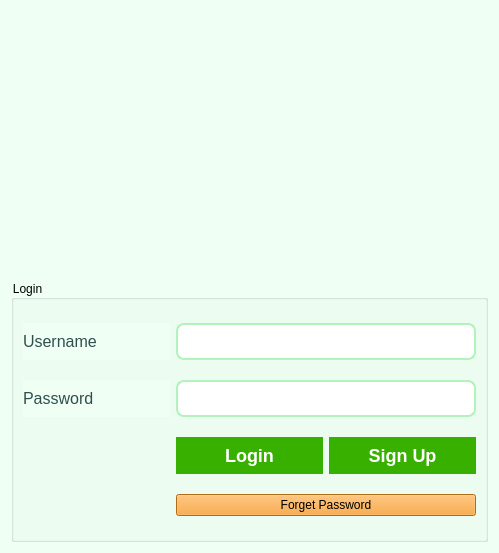
First picture: the form in Login.ui, repository salmajaghoua23/Library, before the edit.
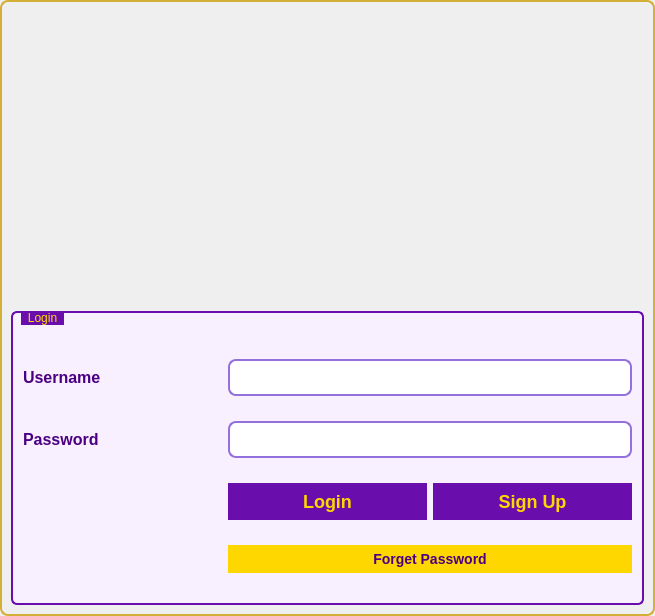
Second picture: the form after the edit. Icons and pictures are not drawn.

```diff
--- a/Login.ui
+++ b/Login.ui
@@ -6,8 +6,8 @@
    <rect>
     <x>0</x>
     <y>0</y>
-    <width>499</width>
-    <height>553</height>
+    <width>655</width>
+    <height>616</height>
    </rect>
   </property>
   <property name="windowTitle">
@@ -15,12 +15,22 @@
   </property>
   <property name="styleSheet">
    <string notr="true">QDialog {
-    background-color: #f0fff4; /* vert très doux, positif */
+    background: qlineargradient(
+        x1:0, y1:0, x2:0, y2:1,
+        stop:0 #F8F0FF,  /* Light lavender */
+        stop:1 #E6E6FA   /* Slightly deeper lavender */
+    );
     font-family: &quot;Segoe UI&quot;, sans-serif;
     font-size: 16px;
-    color: #2f4f4f;
+    color: #4B0082;  /* Deep purple */
+    border: 2px solid #D4AF37;  /* Gold border */
+    border-radius: 8px;
 }
-</string>
+
+QDialog QLabel {
+    color: #6A0DAD;  /* Royal purple for labels */
+    font-weight: 500;
+}</string>
   </property>
   <layout class="QVBoxLayout" name="verticalLayout">
    <item>
@@ -66,10 +76,22 @@
    <item>
     <widget class="QGroupBox" name="loginGroup">
      <property name="styleSheet">
-      <string notr="true">font: 16pt &quot;georgia&quot;;
-border-color: #007200;
-color: black;
-background-color:#f0fff4;</string>
+      <string notr="true">QGroupBox {
+    font: 16pt &quot;Georgia&quot;;
+    border: 2px solid #6A0DAD;  /* Purple border */
+    border-radius: 6px;
+    color: #4B0082;  /* Dark purple text */
+    background-color: #F8F0FF;  /* Light lavender background */
+    padding: 10px;
+}
+
+QGroupBox::title {
+    subcontrol-origin: margin;
+    left: 10px;
+    padding: 0 5px;
+    color: #FFD700;  /* Gold title text */
+    background-color: #6A0DAD;  /* Purple background for title */
+}</string>
      </property>
      <property name="title">
       <string>Login</string>
@@ -81,9 +103,21 @@
          <string notr="true">QLabel {
     font-family: &quot;Segoe UI&quot;, sans-serif;
     font-size: 16px;
-    color: #2f4f4f;
+    color: #4B0082;  /* Violet foncé au lieu de gris */
+    font-weight: 500;  /* Semi-gras pour plus d'élégance */
 }
-</string>
+
+/* Style optionnel pour les labels importants (titre, etc.) */
+QLabel#importantLabel {
+    color: #6A0DAD;  /* Violet royal */
+    font-weight: 600;
+}
+
+/* Style optionnel pour les labels secondaires */
+QLabel.secondary {
+    color: #9370DB;  /* Violet doux */
+    font-size: 14px;
+}</string>
         </property>
         <property name="text">
          <string>Password</string>
@@ -95,23 +129,24 @@
         <property name="styleSheet">
          <string notr="true">QLineEdit {
     background-color: #ffffff;
-    border: 2px solid #b2f2bb;
+    border: 2px solid #9370DB;  /* Violet doux */
     border-radius: 8px;
     padding: 6px 10px;
     font-size: 16px;
-    color: #2f4f4f;
+    color: #2f4f4f;  /* Gris foncé pour le texte */
     transition: all 0.3s ease-in-out;
 }
+
 QLineEdit:hover {
     border: 2px solid #51cf66;
     background-color: #f8f9fa;
 }
+
 QLineEdit:focus {
     border: 2px solid #38d9a9;
     background-color: #ffffff;
-    color: #1b4332;
-}
-</string>
+    color: #4B0082;  /* Violet foncé pour le texte */
+}</string>
         </property>
         <property name="echoMode">
          <enum>QLineEdit::EchoMode::Password</enum>
@@ -124,23 +159,47 @@
          <bool>true</bool>
         </property>
         <property name="styleSheet">
-         <string notr="true">QPushButton {
-    background-color: #38b000;
-    color: white;
+         <string notr="true">/* Base Button Style */
+QPushButton {
+    background-color: #6A0DAD;  /* Royal purple */
+    color: #FFD700;  /* Gold text */
     border: none;
-    border-radius: 20px;
+    border-radius: 20px;  /* Keeping your rounded style */
     padding: 8px 16px;
     font-size: 18px;
     font-weight: bold;
+    transition: all 0.3s ease;
 }
+
+/* Hover Effect */
 QPushButton:hover {
     background-color: #70e000;
 }
+
+/* Pressed Effect */
 QPushButton:pressed {
     background-color: #008000;
     font-size: 17px;
 }
-</string>
+
+/* Focus Effect */
+QPushButton:focus {
+    outline: 2px solid #FFD700;  /* Gold outline */
+    outline-offset: 2px;
+}
+QPushButton.accent {
+    background-color: #FFD700;  /* Gold */
+    color: #4B0082;  /* Deep purple text */
+}
+
+QPushButton.accent:hover {
+    background-color: #F0E68C;  /* Light gold */
+    border: 1px solid #D4AF37;
+}
+
+QPushButton.accent:pressed {
+    background-color: #D4AF37;  /* Metallic gold */
+}</string>
         </property>
         <property name="text">
          <string>Login</string>
@@ -156,23 +215,47 @@
       <item row="3" column="2">
        <widget class="QPushButton" name="signUpButton">
         <property name="styleSheet">
-         <string notr="true">QPushButton {
-    background-color: #38b000;
-    color: white;
+         <string notr="true">/* Base Button Style */
+QPushButton {
+    background-color: #6A0DAD;  /* Royal purple */
+    color: #FFD700;  /* Gold text */
     border: none;
-    border-radius: 20px;
+    border-radius: 20px;  /* Keeping your rounded style */
     padding: 8px 16px;
     font-size: 18px;
     font-weight: bold;
+    transition: all 0.3s ease;
 }
+
+/* Hover Effect */
 QPushButton:hover {
     background-color: #70e000;
 }
+
+/* Pressed Effect */
 QPushButton:pressed {
     background-color: #008000;
     font-size: 17px;
 }
-</string>
+
+/* Focus Effect */
+QPushButton:focus {
+    outline: 2px solid #FFD700;  /* Gold outline */
+    outline-offset: 2px;
+}
+QPushButton.accent {
+    background-color: #FFD700;  /* Gold */
+    color: #4B0082;  /* Deep purple text */
+}
+
+QPushButton.accent:hover {
+    background-color: #F0E68C;  /* Light gold */
+    border: 1px solid #D4AF37;
+}
+
+QPushButton.accent:pressed {
+    background-color: #D4AF37;  /* Metallic gold */
+}</string>
         </property>
         <property name="text">
          <string>Sign Up</string>
@@ -186,12 +269,22 @@
         </property>
         <property name="styleSheet">
          <string notr="true">#forgetPasswdBtn {
-    background-color: #f8961e;
+    background-color: #FFD700;  /* Gold background */
+    color: #4B0082;  /* Deep purple text */
+    border: none;
+    border-radius: 15px;
+    padding: 6px 12px;
+    font-size: 14px;
+    font-weight: 600;
 }
+
 #forgetPasswdBtn:hover {
     background-color: red;
 }
-</string>
+
+#forgetPasswdBtn:pressed {
+    background-color: #D4AF37;  /* Metallic gold */
+}</string>
         </property>
         <property name="text">
          <string>Forget Password</string>
@@ -204,9 +297,21 @@
          <string notr="true">QLabel {
     font-family: &quot;Segoe UI&quot;, sans-serif;
     font-size: 16px;
-    color: #2f4f4f;
+    color: #4B0082;  /* Violet foncé au lieu de gris */
+    font-weight: 500;  /* Semi-gras pour plus d'élégance */
 }
-</string>
+
+/* Style optionnel pour les labels importants (titre, etc.) */
+QLabel#importantLabel {
+    color: #6A0DAD;  /* Violet royal */
+    font-weight: 600;
+}
+
+/* Style optionnel pour les labels secondaires */
+QLabel.secondary {
+    color: #9370DB;  /* Violet doux */
+    font-size: 14px;
+}</string>
         </property>
         <property name="text">
          <string>Username</string>
@@ -218,23 +323,24 @@
         <property name="styleSheet">
          <string notr="true">QLineEdit {
     background-color: #ffffff;
-    border: 2px solid #b2f2bb;
+    border: 2px solid #9370DB;  /* Violet doux */
     border-radius: 8px;
     padding: 6px 10px;
     font-size: 16px;
-    color: #2f4f4f;
+    color: #2f4f4f;  /* Gris foncé pour le texte */
     transition: all 0.3s ease-in-out;
 }
+
 QLineEdit:hover {
     border: 2px solid #51cf66;
     background-color: #f8f9fa;
 }
+
 QLineEdit:focus {
     border: 2px solid #38d9a9;
     background-color: #ffffff;
-    color: #1b4332;
-}
-</string>
+    color: #4B0082;  /* Violet foncé pour le texte */
+}</string>
         </property>
        </widget>
       </item>
```
Left out of the diff: 37 changed lines with no effect on the pictures.
